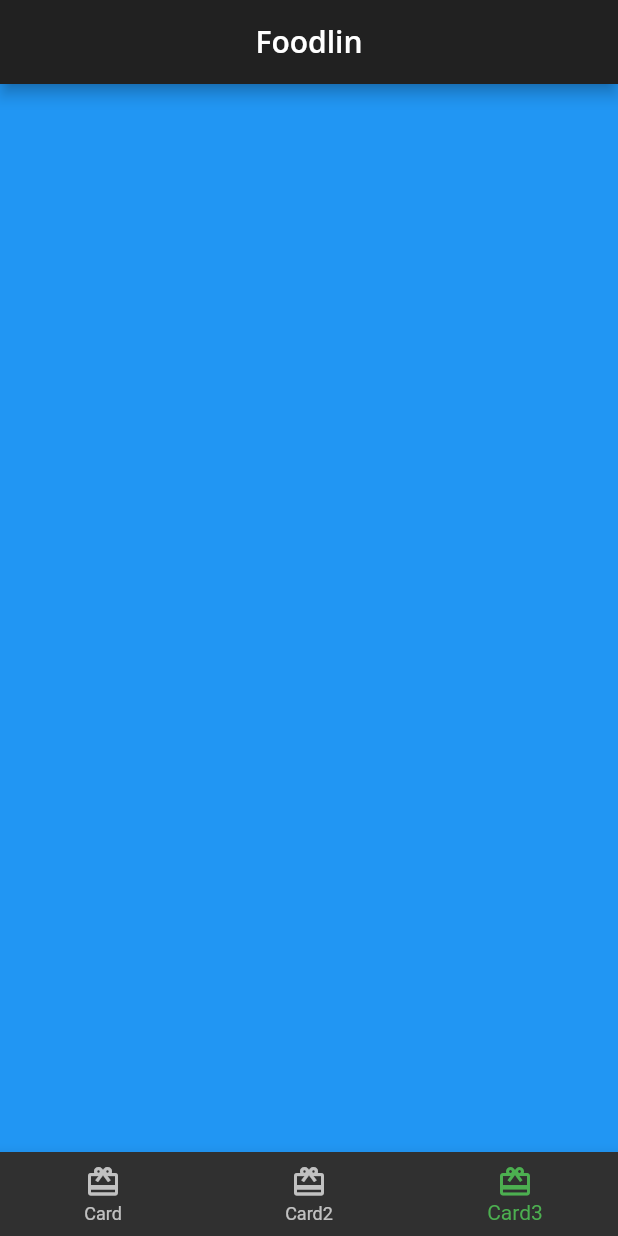
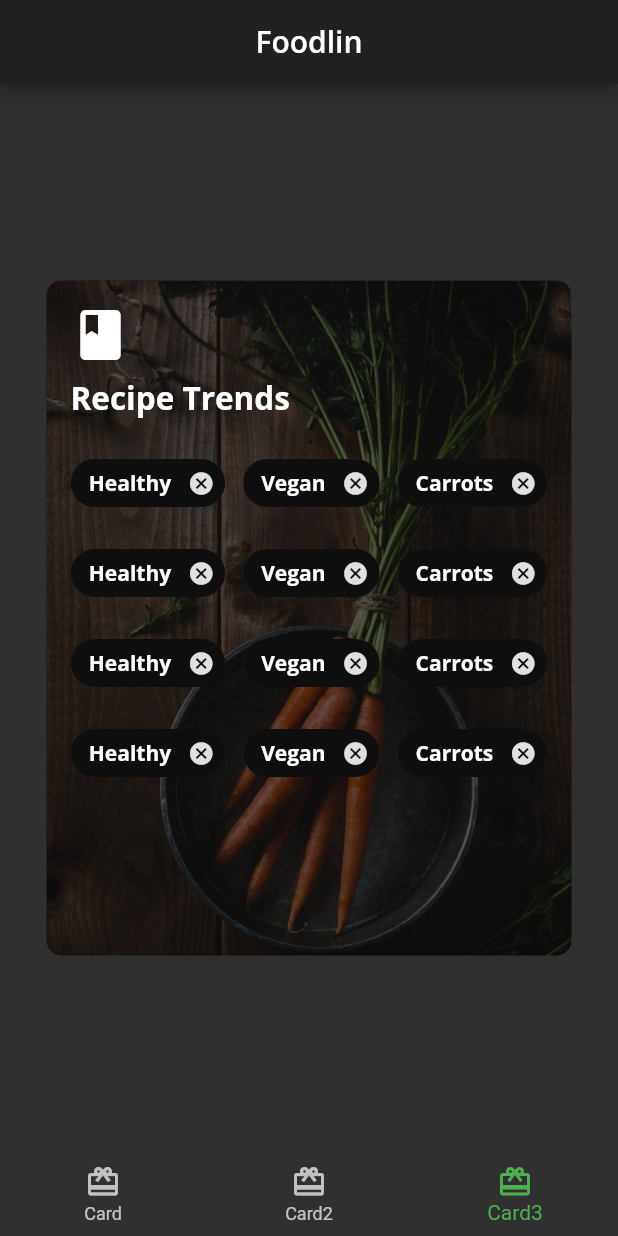
Before and after one commit to NdegwaJulius/Foodlin, a Flutter app: the screen it shows after launch, item 3 of the bottom bar chosen, on a phone screen of 412 x 824 dp. Run offline on Flutter 3.47's test engine with Material 2 defaults, Android fonts, the phone set to English and light mode, and no system bars; our stand-ins replace google_fonts.

Commit message:
Completed project.

```diff
--- /dev/null
+++ b/lib/Cards/card3.dart
@@ -0,0 +1,174 @@
+import 'dart:developer';
+
+import 'package:flutter/material.dart';
+import 'package:foodlin/fooderlich_theme.dart';
+
+class Card3 extends StatelessWidget {
+  const Card3({super.key});
+  @override
+  Widget build(BuildContext context) {
+    return Center(
+      child: Container(
+        constraints: const BoxConstraints.expand(
+          width: 350,
+          height: 450,
+        ),
+        decoration: const BoxDecoration(
+          image: DecorationImage(
+            image: AssetImage('assets/mag2.png'),
+            fit: BoxFit.cover,
+          ),
+          borderRadius: BorderRadius.all(Radius.circular(10.0)),
+        ),
+        child: Stack(
+          children: [
+            //  Add dark overlay BoxDecoration
+            Container(
+              decoration: BoxDecoration(
+                color: Colors.black.withOpacity(0.6),
+                borderRadius: const BorderRadius.all(Radius.circular(10.0)),
+              ),
+            ),
+            // TODO: Add Container, Column, Icon and Text
+            Container(
+              padding: const EdgeInsets.all(16),
+              child: Column(
+                crossAxisAlignment: CrossAxisAlignment.start,
+                children: <Widget>[
+                  const Icon(
+                    Icons.book,
+                    color: Colors.white,
+                    size: 40,
+                  ),
+                  const SizedBox(height: 8),
+                  Text(
+                    'Recipe Trends',
+                    style: FooderlichTheme.darkTextTheme.headline2,
+                  ),
+                  const SizedBox(
+                    height: 30,
+                  ),
+                ],
+              ),
+            ),
+            // TODO: Add Center widget with Chip widget children
+            Center(
+              // 11
+              child: Wrap(
+                // 12
+                alignment: WrapAlignment.start,
+                // 13
+                spacing: 12,
+                // 14
+                runSpacing: 12,
+                // 15
+                children: [
+                  Chip(
+                    label: Text('Healthy',
+                        style: FooderlichTheme.darkTextTheme.bodyText1),
+                    backgroundColor: Colors.black.withOpacity(0.7),
+                    onDeleted: () {
+                      log('delete');
+                    },
+                  ),
+                  Chip(
+                    label: Text('Vegan',
+                        style: FooderlichTheme.darkTextTheme.bodyText1),
+                    backgroundColor: Colors.black.withOpacity(0.7),
+                    onDeleted: () {
+                      log('delete');
+                    },
+                  ),
+                  Chip(
+                    shadowColor: Colors.orangeAccent,
+                    label: Text('Carrots',
+                        style: FooderlichTheme.darkTextTheme.bodyText1),
+                    backgroundColor: Colors.black.withOpacity(0.7),
+                    onDeleted: () {
+                      log('delete');
+                    },
+                  ),
+                  Chip(
+                    label: Text('Healthy',
+                        style: FooderlichTheme.darkTextTheme.bodyText1),
+                    backgroundColor: Colors.black.withOpacity(0.7),
+                    onDeleted: () {
+                      log('delete');
+                    },
+                  ),
+                  Chip(
+                    label: Text('Vegan',
+                        style: FooderlichTheme.darkTextTheme.bodyText1),
+                    backgroundColor: Colors.black.withOpacity(0.7),
+                    onDeleted: () {
+                      log('delete');
+                    },
+                  ),
+                  Chip(
+                    shadowColor: Colors.orangeAccent,
+                    label: Text('Carrots',
+                        style: FooderlichTheme.darkTextTheme.bodyText1),
+                    backgroundColor: Colors.black.withOpacity(0.7),
+                    onDeleted: () {
+                      log('delete');
+                    },
+                  ),
+                  Chip(
+                    label: Text('Healthy',
+                        style: FooderlichTheme.darkTextTheme.bodyText1),
+                    backgroundColor: Colors.black.withOpacity(0.7),
+                    onDeleted: () {
+                      log('delete');
+                    },
+                  ),
+                  Chip(
+                    label: Text('Vegan',
+                        style: FooderlichTheme.darkTextTheme.bodyText1),
+                    backgroundColor: Colors.black.withOpacity(0.7),
+                    onDeleted: () {
+                      log('delete');
+                    },
+                  ),
+                  Chip(
+                    shadowColor: Colors.orangeAccent,
+                    label: Text('Carrots',
+                        style: FooderlichTheme.darkTextTheme.bodyText1),
+                    backgroundColor: Colors.black.withOpacity(0.7),
+                    onDeleted: () {
+                      log('delete');
+                    },
+                  ),
+                  Chip(
+                    label: Text('Healthy',
+                        style: FooderlichTheme.darkTextTheme.bodyText1),
+                    backgroundColor: Colors.black.withOpacity(0.7),
+                    onDeleted: () {
+                      log('delete');
+                    },
+                  ),
+                  Chip(
+                    label: Text('Vegan',
+                        style: FooderlichTheme.darkTextTheme.bodyText1),
+                    backgroundColor: Colors.black.withOpacity(0.7),
+                    onDeleted: () {
+                      log('delete');
+                    },
+                  ),
+                  Chip(
+                    shadowColor: Colors.orangeAccent,
+                    label: Text('Carrots',
+                        style: FooderlichTheme.darkTextTheme.bodyText1),
+                    backgroundColor: Colors.black.withOpacity(0.7),
+                    onDeleted: () {
+                      log('delete');
+                    },
+                  ),
+                ],
+              ),
+            ),
+          ],
+        ),
+      ),
+    );
+  }
+}
--- a/lib/home.dart
+++ b/lib/home.dart
@@ -1,6 +1,7 @@
 import 'package:flutter/material.dart';
 import 'package:foodlin/Cards/card1.dart';
 import 'package:foodlin/Cards/card2.dart';
+import 'package:foodlin/Cards/card3.dart';
 
 // 1
 class Home extends StatefulWidget {
@@ -18,7 +19,7 @@ class HomeState extends State<Home> {
     // TODO: Replace with Card2
     const Card2(),
     // TODO: Replace with Card3
-    Container(color: Colors.blue)
+    const Card3(),
   ];
   void _onItemTapped(int index) {
     setState(() {
```
